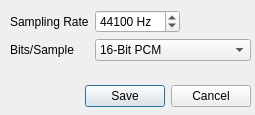
playduck/CSViewer, file ui/wav_save_dialog.ui: the form before one commit.
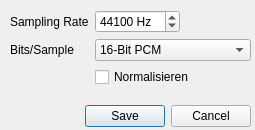
The form after the commit.

Commit message: added wav export normalization option

```diff
--- a/ui/wav_save_dialog.ui
+++ b/ui/wav_save_dialog.ui
@@ -10,7 +10,7 @@
     <x>0</x>
     <y>0</y>
     <width>255</width>
-    <height>115</height>
+    <height>130</height>
    </rect>
   </property>
   <property name="windowTitle">
@@ -23,7 +23,7 @@
    <property name="geometry">
     <rect>
      <x>80</x>
-     <y>80</y>
+     <y>100</y>
      <width>171</width>
      <height>32</height>
     </rect>
@@ -44,7 +44,7 @@
      <x>10</x>
      <y>10</y>
      <width>241</width>
-     <height>71</height>
+     <height>91</height>
     </rect>
    </property>
    <layout class="QFormLayout" name="formLayout">
@@ -112,6 +112,13 @@
       </property>
      </widget>
     </item>
+    <item row="2" column="1">
+     <widget class="QCheckBox" name="normalize">
+      <property name="text">
+       <string>Normalisieren</string>
+      </property>
+     </widget>
+    </item>
    </layout>
   </widget>
  </widget>
```
The commit also changes 1 other file.
